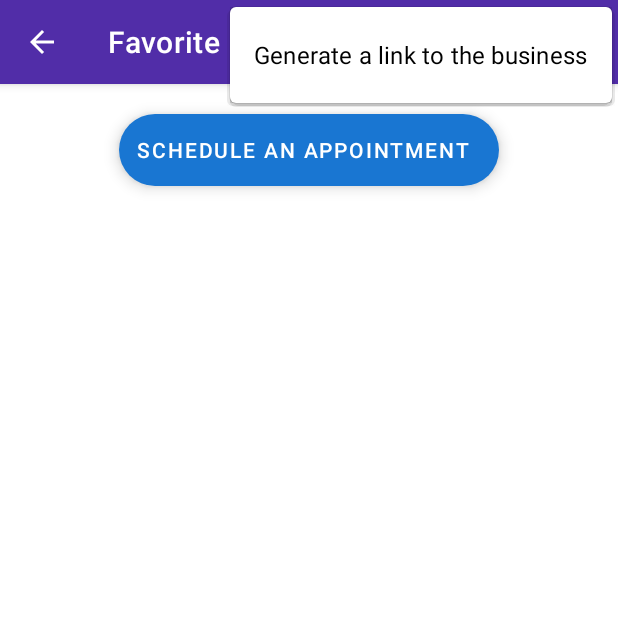
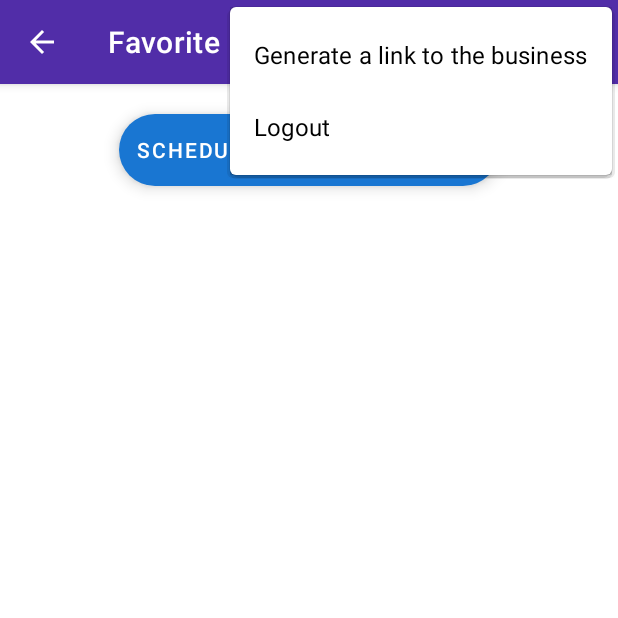
Before and after one commit to Technion236272/2020a-Cue, an Android app: the ClientBusinessHomepage screen opened directly, with no data from a screen before it, with the options menu open, on a phone screen of 412 x 824 dp, the top half of it. Run offline under Robolectric (Android 15) with nearby library versions, the phone set to English and light mode, and no system bars; our stand-ins replace Firebase (no records; nobody signed in at launch, a user with empty details on screens opened directly); 1 statement that could not run was skipped.

Commit message:
added the ability to log out of a business owner's account

```diff
--- a/app/src/main/res/menu/business_menu.xml
+++ b/app/src/main/res/menu/business_menu.xml
@@ -6,4 +6,6 @@
         android:title="@string/edit_your_profile" />
     <item android:id="@+id/business_settings"
         android:title="@string/settings" />
+    <item android:id="@+id/business_logout"
+        android:title="@string/business_logout" />
 </menu>
--- a/app/src/main/res/values/strings.xml
+++ b/app/src/main/res/values/strings.xml
@@ -62,6 +62,7 @@
     <string name="business_bottom_menu_homepage">Homepage</string>
     <string name="business_bottom_menu_clientele">Clientele</string>
     <string name="closed_business_message">Close.</string>
+    <string name="business_logout">Logout</string>
 
 
 </resources>
```
Also changed, not shown: app/src/main/java/com/technion/cue/BusinessFeatures/BOBusinessHomePage.java (+9 -0 lines).
